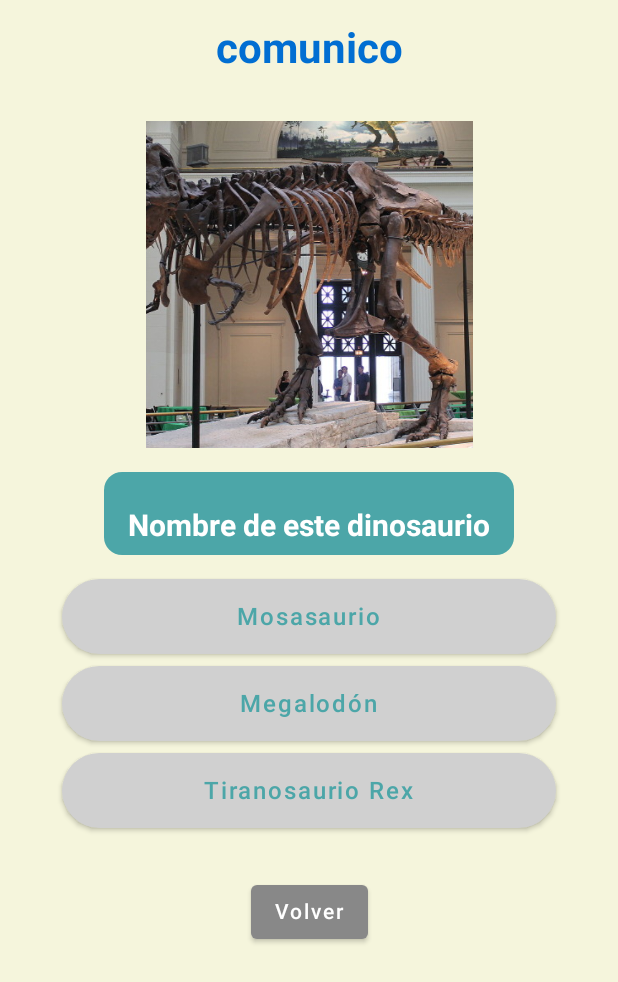
After one commit to MuseoPapalote/App, an Android app built with Jetpack Compose: the ComunicoScreen screen opened through its navigation route, on a phone screen of 412 x 824 dp. The commit adds this screen. Shown: the top 982 px of the screen. Run offline under Robolectric (Android 15) with nearby library versions, the phone set to English and light mode, and no system bars.

Commit message:
Descripción de los cambios

```diff
--- /dev/null
+++ b/app/src/main/java/com/example/papalote/ui/theme/pages/ComunicoScreen.kt
@@ -0,0 +1,108 @@
+package com.example.papalote.ui.theme.pages
+
+import androidx.compose.foundation.Image
+import androidx.compose.foundation.background
+import androidx.compose.foundation.layout.*
+import androidx.compose.foundation.shape.CircleShape
+import androidx.compose.foundation.shape.RoundedCornerShape
+import androidx.compose.material.Button
+import androidx.compose.material.ButtonDefaults
+import androidx.compose.material.Text
+import androidx.compose.runtime.Composable
+import androidx.compose.ui.Alignment
+import androidx.compose.ui.Modifier
+import androidx.compose.ui.graphics.Color
+import androidx.compose.ui.layout.ContentScale
+import androidx.compose.ui.res.painterResource
+import androidx.compose.ui.text.font.FontWeight
+import androidx.compose.ui.unit.dp
+import androidx.compose.ui.unit.sp
+import com.example.papalote.R
+import androidx.compose.ui.tooling.preview.Preview
+
+@Composable
+fun ComunicoScreen(onBack: () -> Unit) {
+    Column(
+        modifier = Modifier
+            .fillMaxSize()
+            .background(Color(0xFFF5F5DC)), // Fondo claro
+        horizontalAlignment = Alignment.CenterHorizontally
+    ) {
+        // Encabezado
+        Text(
+            text = "comunico",
+            fontSize = 28.sp,
+            fontWeight = FontWeight.Bold,
+            color = Color(0xFF016ED2), // Color azul del título
+            modifier = Modifier.padding(vertical = 16.dp)
+        )
+
+        // Imagen del dinosaurio
+        Image(
+            painter = painterResource(id = R.drawable.dinosaur_image), // Reemplaza con tu imagen
+            contentDescription = "Dinosaurio",
+            modifier = Modifier
+                .size(250.dp)
+                .padding(16.dp)
+                .background(Color(0xFF4CA6A8), shape = RoundedCornerShape(20.dp)),
+            contentScale = ContentScale.Crop
+        )
+
+        // Texto de la pregunta
+        Text(
+            text = "Nombre de este dinosaurio",
+            fontSize = 20.sp,
+            fontWeight = FontWeight.Bold,
+            color = Color.White,
+            modifier = Modifier
+                .background(Color(0xFF4CA6A8), shape = RoundedCornerShape(12.dp))
+                .padding(vertical = 8.dp, horizontal = 16.dp)
+                .padding(top = 16.dp)
+        )
+
+        Spacer(modifier = Modifier.height(16.dp))
+
+        // Botones de respuesta
+        AnswerButton(text = "Mosasaurio")
+        Spacer(modifier = Modifier.height(8.dp))
+        AnswerButton(text = "Megalodón")
+        Spacer(modifier = Modifier.height(8.dp))
+        AnswerButton(text = "Tiranosaurio Rex")
+
+        Spacer(modifier = Modifier.height(16.dp))
+
+        // Botón de volver
+        Button(
+            onClick = { onBack() },
+            colors = ButtonDefaults.buttonColors(backgroundColor = Color.Gray),
+            modifier = Modifier.padding(vertical = 16.dp)
+        ) {
+            Text(text = "Volver", color = Color.White)
+        }
+    }
+}
+
+@Composable
+fun AnswerButton(text: String) {
+    Button(
+        onClick = { /* Acción del botón */ },
+        colors = ButtonDefaults.buttonColors(backgroundColor = Color(0xFFD0D0D0)), // Color gris claro
+        modifier = Modifier
+            .fillMaxWidth(0.8f)
+            .height(50.dp),
+        shape = CircleShape
+    ) {
+        Text(
+            text = text,
+            color = Color(0xFF4CA6A8), // Color azul del texto
+            fontSize = 16.sp,
+            fontWeight = FontWeight.SemiBold
+        )
+    }
+}
+
+@Preview(showBackground = true)
+@Composable
+fun ComunicoScreenPreview() {
+    ComunicoScreen(onBack = {})
+}
```
Also changed, not shown: app/src/main/java/com/example/papalote/MainActivity.kt (+20 -25 lines), app/src/main/java/com/example/papalote/ui/theme/pages/ZoneDet.kt (+22 -12 lines), app/src/main/res/drawable/dinosaur_image.jpg (added).
